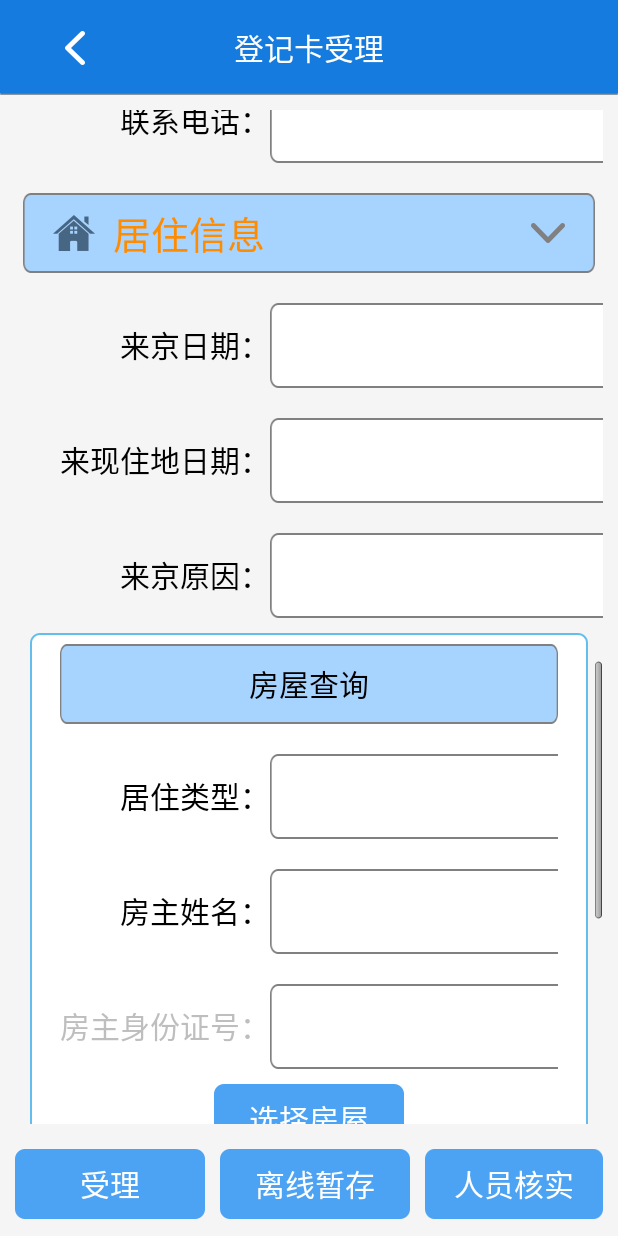
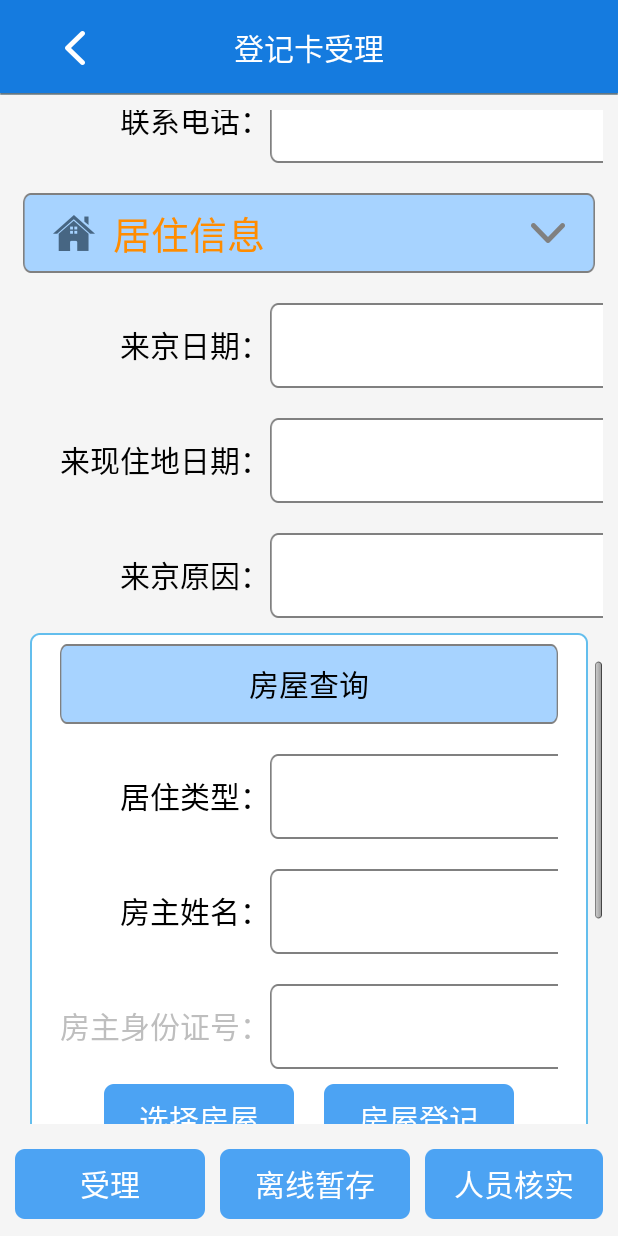
Before and after one commit to shy4458/Jzzslzd, an Android app: the Rycj_dengji screen opened directly, with no data from a screen before it, scrolled down 1418 dp, on a phone screen of 412 x 824 dp. Run offline under Robolectric (Android 15) with nearby library versions, the phone set to English and light mode, and no system bars; libraries missing offline, so code that uses them is left out: org.xutils.common; 19 statements that could not run were skipped.

Commit message:
项目修改

```diff
--- a/app/src/main/java/com/bksx/jzzslzd/Tab_Sy_Activity.java
+++ b/app/src/main/java/com/bksx/jzzslzd/Tab_Sy_Activity.java
@@ -43,7 +43,6 @@ public class Tab_Sy_Activity extends Activity {
 
 	@Override
 	protected void onCreate(Bundle savedInstanceState) {
-		// TODO Auto-generated method stub
 		super.onCreate(savedInstanceState);
 		setContentView(R.layout.tab_sy_a);
 		initIconInfo();
@@ -64,7 +63,6 @@ public class Tab_Sy_Activity extends Activity {
 	 */
 	private void addIcons() {
 		GridView gridview = (GridView) findViewById(R.id.tab_sy_layout);
-
 		// 生成动态数组，并且转入数据
 		ArrayList<HashMap<String, Object>> lstImageItem = new ArrayList<HashMap<String, Object>>();
 		for (int i = 0; i < icon_ts.length; i++) {
@@ -77,10 +75,8 @@ public class Tab_Sy_Activity extends Activity {
 		SimpleAdapter saImageItems = new SimpleAdapter(this, // 没什么解释
 				lstImageItem,// 数据来源
 				R.layout.sy_icon,// night_item的XML实现
-
 				// 动态数组与ImageItem对应的子项
 				new String[] { "ItemImage", "ItemText" },
-
 				// ImageItem的XML文件里面的一个ImageView,两个TextView ID
 				new int[] { R.id.icon_img, R.id.icon_tv });
 		// 添加并且显示
@@ -102,7 +98,7 @@ public class Tab_Sy_Activity extends Activity {
 				startActivity(intent);
 				overridePendingTransition(R.anim.fade, R.anim.hold);
 			} catch (ClassNotFoundException e) {
-				StaticObject.print("图标点击出错" + icon_ts[position] + "-->"
+				StaticObject.print("图标点击出错:" + icon_ts[position] + "-->"
 						+ icon_className[position]);
 				e.printStackTrace();
 			}
--- a/app/src/main/java/com/bksx/jzzslzd/net/HttpRequest.java
+++ b/app/src/main/java/com/bksx/jzzslzd/net/HttpRequest.java
@@ -24,6 +24,9 @@ public class HttpRequest {
     public static final String LOGIN = "/login/login";//登录
     public static final String BKHS = "/rycj/bkhs";//办卡人员核实
     public static final String FWCX = "/fw/fwcx";//房屋查询
+    public static final String FWJY = "/fw/check";//房屋校验
+    public static final String FWLR = "/fw/fwlr";//房屋录入
+    public static final String SSXQCX = "/login/getSsxq";//所属辖区查询
     public static final String DJKSL = "/rycj/djksl";//登记卡受理
     private HttpURLConnection urlConnection;
     private URL url;
--- a/app/src/main/res/layout/rycj_dengji.xml
+++ b/app/src/main/res/layout/rycj_dengji.xml
@@ -407,8 +407,8 @@
                         android:layout_height="wrap_content"
                         android:background="@drawable/rykc_input_long"
                         android:maxLength="127"
+                        android:paddingLeft="10dp"
                         android:singleLine="true"
-                        android:paddingLeft="10dp"
                         android:textSize="20sp" />
                 </LinearLayout>
 
@@ -912,23 +912,40 @@
                             android:layout_width="260dp"
                             android:layout_height="wrap_content"
                             android:background="@drawable/rykc_input_long"
+                            android:digits="0123456789xX"
+                            android:maxLength="18"
                             android:maxLines="1"
-                            android:maxLength="18"
-                            android:digits="0123456789xX"
                             android:paddingLeft="10dp"
                             android:textColor="@color/black"
                             android:textSize="20sp" />
                     </LinearLayout>
 
-                    <Button
-                        android:id="@+id/dengji_btn_fangwu"
-                        android:layout_width="wrap_content"
+                    <LinearLayout
+                        android:layout_width="match_parent"
                         android:layout_height="wrap_content"
                         android:layout_marginTop="10dp"
-                        android:background="@drawable/rykc_saomiao_btn_s2"
-                        android:text="选择房屋"
-                        android:textColor="@android:color/white"
-                        android:textSize="20sp" />
+                        android:gravity="center"
+                        android:orientation="horizontal">
+
+                        <Button
+                            android:id="@+id/dengji_btn_fangwu"
+                            android:layout_width="wrap_content"
+                            android:layout_height="wrap_content"
+                            android:background="@drawable/rykc_saomiao_btn_s2"
+                            android:text="选择房屋"
+                            android:textColor="@android:color/white"
+                            android:textSize="20sp" />
+
+                        <Button
+                            android:id="@+id/dengji_btn_fangwudengji"
+                            android:layout_width="wrap_content"
+                            android:layout_height="wrap_content"
+                            android:background="@drawable/rykc_saomiao_btn_s2"
+                            android:layout_marginLeft="20dp"
+                            android:text="房屋登记"
+                            android:textColor="@android:color/white"
+                            android:textSize="20sp" />
+                    </LinearLayout>
                 </LinearLayout>
 
 
@@ -1083,9 +1100,9 @@
                             android:layout_alignRight="@+id/dengji_et_dwxxdz"
                             android:layout_centerVertical="true"
                             android:contentDescription=""
-                            android:visibility="gone"
                             android:paddingRight="21dp"
-                            android:src="@drawable/location" />
+                            android:src="@drawable/location"
+                            android:visibility="gone" />
                     </RelativeLayout>
 
                     <LinearLayout
@@ -1691,5 +1708,4 @@
             </LinearLayout>
         </LinearLayout>
     </ScrollView>
-
 </RelativeLayout>
```
Also changed, not shown: app/src/main/AndroidManifest.xml (+6 -2 lines), app/src/main/java/com/bksx/jzzslzd/LoginActivity.java (+12 -6 lines), app/src/main/java/com/bksx/jzzslzd/ldrk/rycj/Rycj_dengji.java (+33 -3 lines), app/src/main/res/layout/login_a.xml (+29 -12 lines).
